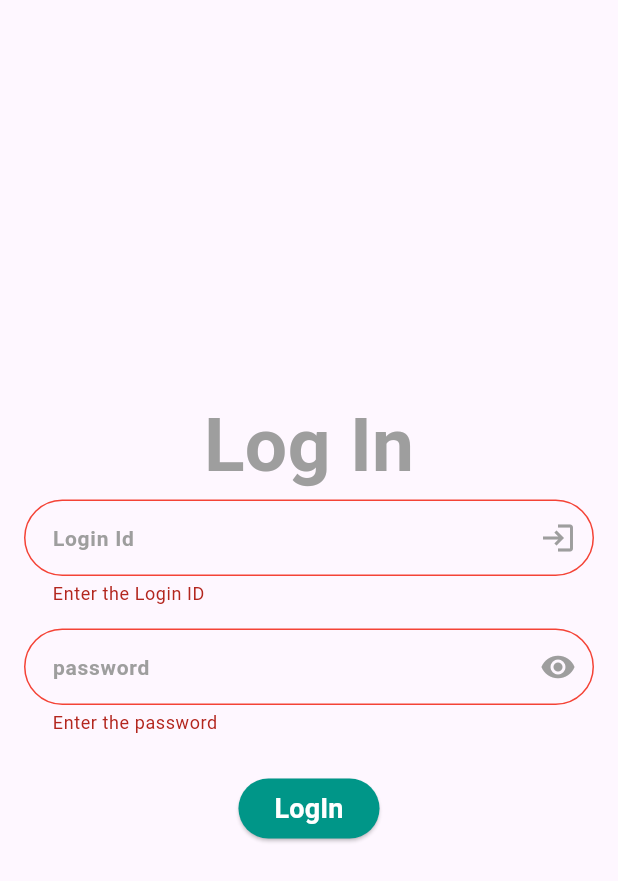
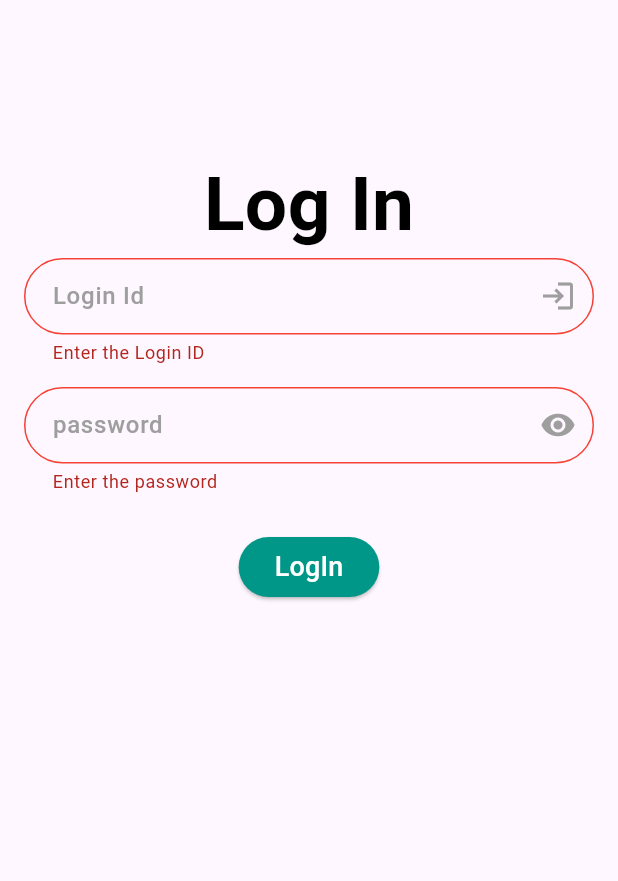
Before and after one commit to Ranjan11222000/Quick-Touch-Assignment, a Flutter app: the screen it shows after launch, after a tap on "LogIn", on a phone screen of 412 x 824 dp. Shown: the top 881 px of the screen. Run offline on Flutter 3.47's test engine with Material 3 defaults, Android fonts, the phone set to English and light mode, and no system bars; our stand-ins replace get; Roboto replaces fonts that are missing (creditCardType).

Commit message:
UI design of GIF Done

```diff
--- a/lib/main.dart
+++ b/lib/main.dart
@@ -13,7 +13,7 @@ class MyApp extends StatelessWidget {
   @override
   Widget build(BuildContext context) {
     return GetMaterialApp(
-        theme: ThemeData(useMaterial3: true,),
+        theme: ThemeData(useMaterial3: true),
       debugShowCheckedModeBanner: false,
       home: const LoginView(),
     );
--- a/lib/res/components/text_editor.dart
+++ b/lib/res/components/text_editor.dart
@@ -5,16 +5,13 @@ class EditText extends StatelessWidget {
   String? hintText;
   IconData? prefixIcon, suffixIcon;
   bool isPasswordType;
-  Color textColor, borderColor;
+  Color textColor;
   TextEditingController controller;
   VoidCallback? iconPressed;
   TextInputType? keyBoardType;
-  TextStyle? hintStyle, textStyle;
-  double? borderRadius;
+  TextStyle? hintStyle;
   String? Function(String?)? validator;
   String? Function(String?)? onChanged;
-  double? iconSize;
-  TextInputAction? textInputAction;
 
   EditText(
       {super.key,
@@ -23,17 +20,11 @@ class EditText extends StatelessWidget {
       this.prefixIcon,
       this.suffixIcon,
       this.isPasswordType=false,
-      this.textColor=Colors.grey,
-      this.borderColor=Colors.grey,
+      this.textColor=Colors.black,
       this.iconPressed,
       this.keyBoardType= TextInputType.text,
-      this.hintStyle,
-      this.textStyle,
-      this.borderRadius,
       this.validator,
-      this.onChanged,
-      this.iconSize,
-      this.textInputAction});
+      this.onChanged});
 
 
   @override
@@ -49,17 +40,13 @@ class EditText extends StatelessWidget {
         contentPadding:
         const EdgeInsets.symmetric(vertical: 13.5, horizontal: 15.0),
         hintText: hintText,
-        hintStyle: hintStyle ?? text4().copyWith(color:Colors.grey),
+        hintStyle: hintStyle ?? text6().copyWith(color:Colors.grey),
         prefixIcon: prefixIcon != null
             ? Icon(
           prefixIcon,
-          color: Colors.grey,
+          color: Colors.blue,
         )
             : null,
-        enabledBorder: OutlineInputBorder(
-            borderRadius: BorderRadius.circular(
-                borderRadius != null ? borderRadius ?? 0.0 : 30.0),
-            borderSide: const BorderSide(width: 2, color: Colors.grey)),
         suffixIcon: suffixIcon != null
             ? isPasswordType
             ? IconButton(
@@ -67,12 +54,14 @@ class EditText extends StatelessWidget {
             icon: Icon(
               suffixIcon,
               color: Colors.grey,
-              size: iconSize,
             ))
             : IconButton(
             onPressed: iconPressed,
-            icon: Icon(suffixIcon, color: Colors.grey, size: iconSize))
+            icon: Icon(suffixIcon, color: Colors.grey))
             : null,
+        enabledBorder: OutlineInputBorder(
+            borderRadius: BorderRadius.circular(30.0),
+            borderSide: const BorderSide(width: 1, color: Colors.grey)),
         focusedErrorBorder: const OutlineInputBorder(
           borderRadius: BorderRadius.all(Radius.circular(30)),
           borderSide: BorderSide(color: Colors.red, width: 1),
@@ -82,13 +71,11 @@ class EditText extends StatelessWidget {
           borderSide: BorderSide(color: Colors.red, width: 1),
         ),
         focusedBorder: OutlineInputBorder(
-          borderRadius: BorderRadius.circular(
-              borderRadius != null ? borderRadius ?? 0.0 : 30.0),
+          borderRadius: BorderRadius.circular(30.0),
           borderSide: const BorderSide(width: 1, color: Colors.grey),
         ),
       ),
-      style: textStyle ?? text6().copyWith(color: textColor),
-      textInputAction: textInputAction,
+      style: text6().copyWith(color: textColor),
       keyboardType: isPasswordType ? TextInputType.visiblePassword : keyBoardType,
     );
   }
--- a/lib/res/components/text_style.dart
+++ b/lib/res/components/text_style.dart
@@ -1,9 +1,9 @@
 import 'package:flutter/material.dart';
 
 TextStyle text4() {
-  return const TextStyle(color: Colors.grey,fontSize:14,fontWeight: FontWeight.w600,fontFamily:AutofillHints.creditCardType);
+  return const TextStyle(color: Colors.black,fontSize:14,fontWeight: FontWeight.w500,fontFamily:AutofillHints.creditCardType);
 }
 
 TextStyle text6() {
-  return const TextStyle(color: Colors.grey,fontSize:16,fontWeight: FontWeight.w600,fontFamily:AutofillHints.creditCardType);
+  return const TextStyle(color: Colors.black,fontSize:16,fontWeight: FontWeight.w500,fontFamily:AutofillHints.creditCardType);
 }
--- a/lib/view/login_view.dart
+++ b/lib/view/login_view.dart
@@ -25,8 +25,8 @@ class _LoginViewState extends State<LoginView> {
           child: Padding(
             padding: const EdgeInsets.symmetric(horizontal: 16.0),
             child: Column(
-              mainAxisAlignment: MainAxisAlignment.center,
               children: [
+                const SizedBox(height: 100,),
                 Text(
                   "Log In",
                   style: text6().copyWith(
@@ -59,7 +59,7 @@ class _LoginViewState extends State<LoginView> {
       controller: loginController.loginId,
       suffixIcon: Icons.login,
       validator: (value){
-        return (value!=null||(value??"").isEmpty)?"Enter the Login ID":null;
+        return (value==null||(value??"").isEmpty)?"Enter the Login ID":null;
       },
     );
   }
@@ -72,7 +72,7 @@ class _LoginViewState extends State<LoginView> {
       iconPressed: loginController.showPassword,
       isPasswordType: !loginController.isPasswordVisible.value,
       validator: (value){
-        return (value!=null||(value??"").isEmpty)?"Enter the password":null;
+        return (value==null||value.isEmpty)?"Enter the password":null;
       },
     ));
   }
@@ -82,7 +82,8 @@ class _LoginViewState extends State<LoginView> {
         onPressed: () {
           if (_formKey.currentState?.validate() ?? false) {
             Get.to(() => const GifView(),
-                transition: Transition.leftToRightWithFade);
+                transition: Transition.leftToRightWithFade,
+              duration: const Duration(seconds: 1));
           }
         },
         style: ElevatedButton.styleFrom(backgroundColor: Colors.teal),
--- /dev/null
+++ b/lib/view_model/gif_controller.dart
@@ -0,0 +1,6 @@
+import 'package:flutter/material.dart';
+import 'package:get/get.dart';
+
+class GifController extends GetxController{
+  final gifSearch= TextEditingController();
+}
```
Also changed, not shown: lib/view/gif_view.dart (+30 -2 lines), 2 other files.
